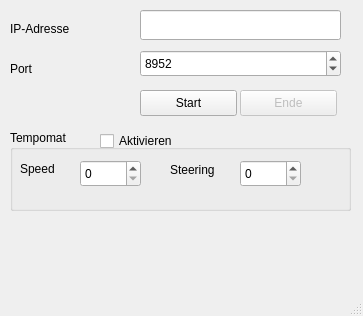
Above: mainwindow.ui from KAtana-Karlsruhe/udp_remote before the change. Below: the same form after it.
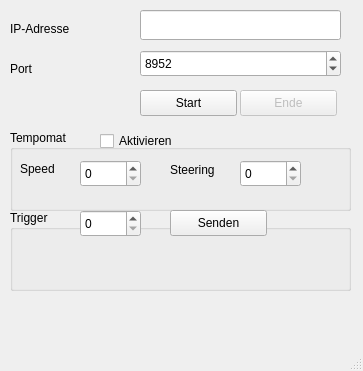
That is the form after the change.

Commit message: Added trigger output

What changed in the file:
```diff
--- a/mainwindow.ui
+++ b/mainwindow.ui
@@ -7,7 +7,7 @@
     <x>0</x>
     <y>0</y>
     <width>363</width>
-    <height>316</height>
+    <height>371</height>
    </rect>
   </property>
   <property name="windowTitle">
@@ -173,6 +173,45 @@
      </property>
     </widget>
    </widget>
+   <widget class="QGroupBox" name="groupBox_2">
+    <property name="geometry">
+     <rect>
+      <x>10</x>
+      <y>210</y>
+      <width>341</width>
+      <height>81</height>
+     </rect>
+    </property>
+    <property name="title">
+     <string>Trigger</string>
+    </property>
+    <widget class="QSpinBox" name="spinBox_speed_3">
+     <property name="geometry">
+      <rect>
+       <x>70</x>
+       <y>0</y>
+       <width>61</width>
+       <height>27</height>
+      </rect>
+     </property>
+     <property name="maximum">
+      <number>255</number>
+     </property>
+    </widget>
+    <widget class="QPushButton" name="pushButton_trigger">
+     <property name="geometry">
+      <rect>
+       <x>160</x>
+       <y>0</y>
+       <width>97</width>
+       <height>26</height>
+      </rect>
+     </property>
+     <property name="text">
+      <string>Senden</string>
+     </property>
+    </widget>
+   </widget>
   </widget>
   <widget class="QMenuBar" name="menuBar">
    <property name="geometry">
```
The commit also changes 2 other files.
